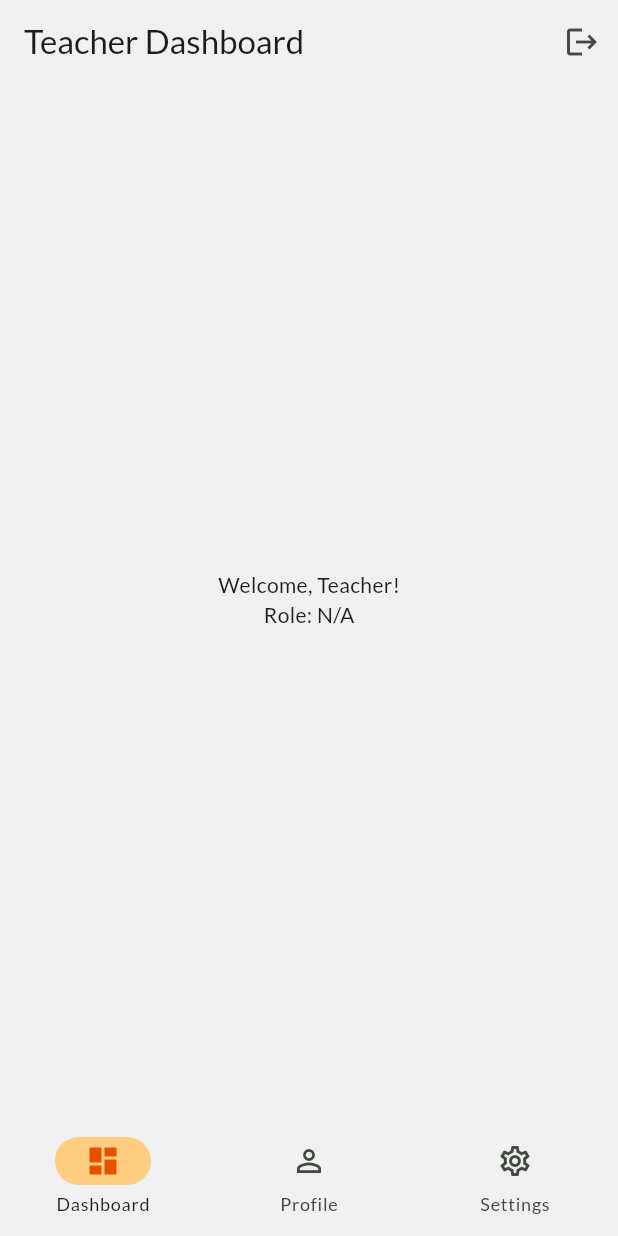
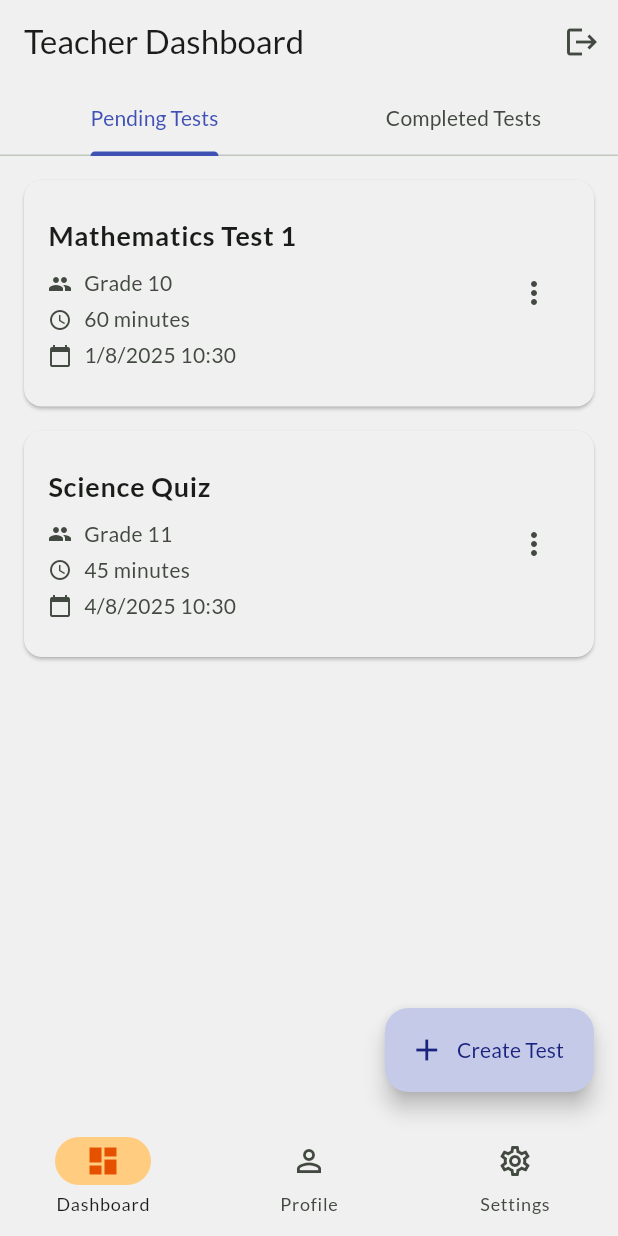
Before and after one commit to EV-OD/testpoint, a Flutter app: the TeacherDashboard screen opened by its route, on a phone screen of 412 x 824 dp. Run offline on Flutter 3.47's test engine with Material 3 defaults, Android fonts, the phone set to English and light mode, and no system bars; our stand-ins replace go_router, google_fonts, shared_preferences; accounts and stored records are empty.

Commit message:
feat: added pending and completed tabs along with fab(to create test) in teacher dashboard

```diff
--- a/lib/features/teacher/screens/teacher_dashboard.dart
+++ b/lib/features/teacher/screens/teacher_dashboard.dart
@@ -5,6 +5,7 @@
 import 'package:testpoint/features/shared/widgets/app_bottom_navigation.dart';
 import 'package:testpoint/features/teacher/screens/teacher_profile_screen.dart';
 import 'package:testpoint/features/teacher/screens/teacher_settings_screen.dart';
+import 'package:testpoint/features/teacher/widgets/test_list_view.dart';
 
 class TeacherDashboard extends StatefulWidget {
   const TeacherDashboard({super.key});
@@ -28,17 +29,53 @@
   }
 
   Widget _buildDashboardContent() {
-    final authProvider = Provider.of<AuthProvider>(context);
-    return Center(
+    return DefaultTabController(
+      length: 2,
       child: Column(
-        mainAxisAlignment: MainAxisAlignment.center,
         children: [
-          Text('Welcome, ${authProvider.currentUser?.name ?? 'Teacher'}!'),
-          Text('Role: ${authProvider.currentUser?.role.toString().split('.').last ?? 'N/A'}'),
-          // TODO: Add tabs for pending and completed tests
-          // TODO: Add FloatingActionButton for test creation
+          const TabBar(
+            tabs: [
+              Tab(text: 'Pending Tests'),
+              Tab(text: 'Completed Tests'),
+            ],
+          ),
+          Expanded(
+            child: TabBarView(
+              children: [
+                _buildTestList(isCompleted: false),
+                _buildTestList(isCompleted: true),
+              ],
+            ),
+          ),
         ],
       ),
+    );
+  }
+
+  Widget _buildTestList({required bool isCompleted}) {
+    // TODO: Replace with actual data from backend
+    final dummyTests = [
+      Test(
+        id: '1',
+        name: 'Mathematics Test 1',
+        group: 'Grade 10',
+        scheduledDate: DateTime.now().add(const Duration(days: 2)),
+        duration: 60,
+        isCompleted: isCompleted,
+      ),
+      Test(
+        id: '2',
+        name: 'Science Quiz',
+        group: 'Grade 11',
+        scheduledDate: DateTime.now().add(const Duration(days: 5)),
+        duration: 45,
+        isCompleted: isCompleted,
+      ),
+    ];
+
+    return TestListView(
+      tests: dummyTests.where((test) => test.isCompleted == isCompleted).toList(),
+      isCompletedTab: isCompleted,
     );
   }
 
@@ -62,6 +99,15 @@
         ],
       ),
       body: _buildSelectedScreen(),
+      floatingActionButton: _selectedItem == NavigationItem.dashboard
+          ? FloatingActionButton.extended(
+              onPressed: () {
+                // TODO: Navigate to create test screen
+              },
+              icon: const Icon(Icons.add),
+              label: const Text('Create Test'),
+            )
+          : null,
       bottomNavigationBar: AppBottomNavigation(
         selectedItem: _selectedItem,
         onItemSelected: (item) {
--- /dev/null
+++ b/lib/features/teacher/widgets/test_list_view.dart
@@ -0,0 +1,127 @@
+import 'package:flutter/material.dart';
+
+// TODO: Replace with actual test model
+class Test {
+  final String id;
+  final String name;
+  final String group;
+  final DateTime scheduledDate;
+  final int duration;
+  final bool isCompleted;
+
+  Test({
+    required this.id,
+    required this.name,
+    required this.group,
+    required this.scheduledDate,
+    required this.duration,
+    this.isCompleted = false,
+  });
+}
+
+class TestListView extends StatelessWidget {
+  final List<Test> tests;
+  final bool isCompletedTab;
+
+  const TestListView({
+    super.key,
+    required this.tests,
+    required this.isCompletedTab,
+  });
+
+  @override
+  Widget build(BuildContext context) {
+    if (tests.isEmpty) {
+      return Center(
+        child: Column(
+          mainAxisAlignment: MainAxisAlignment.center,
+          children: [
+            Icon(
+              isCompletedTab ? Icons.task : Icons.pending_actions,
+              size: 64,
+              color: Theme.of(context).colorScheme.primary.withOpacity(0.5),
+            ),
+            const SizedBox(height: 16),
+            Text(
+              'No ${isCompletedTab ? 'completed' : 'pending'} tests',
+              style: Theme.of(context).textTheme.titleLarge,
+            ),
+          ],
+        ),
+      );
+    }
+
+    return ListView.builder(
+      padding: const EdgeInsets.all(16),
+      itemCount: tests.length,
+      itemBuilder: (context, index) {
+        final test = tests[index];
+        return Card(
+          margin: const EdgeInsets.only(bottom: 16),
+          child: ListTile(
+            contentPadding: const EdgeInsets.all(16),
+            title: Text(
+              test.name,
+              style: const TextStyle(
+                fontWeight: FontWeight.bold,
+                fontSize: 18,
+              ),
+            ),
+            subtitle: Column(
+              crossAxisAlignment: CrossAxisAlignment.start,
+              children: [
+                const SizedBox(height: 8),
+                _buildInfoRow(Icons.group, test.group),
+                const SizedBox(height: 4),
+                _buildInfoRow(
+                  Icons.access_time,
+                  '${test.duration} minutes',
+                ),
+                const SizedBox(height: 4),
+                _buildInfoRow(
+                  Icons.calendar_today,
+                  _formatDate(test.scheduledDate),
+                ),
+              ],
+            ),
+            trailing: !isCompletedTab
+                ? PopupMenuButton(
+                    itemBuilder: (context) => [
+                      const PopupMenuItem(
+                        value: 'edit',
+                        child: Text('Edit'),
+                      ),
+                      const PopupMenuItem(
+                        value: 'preview',
+                        child: Text('Preview'),
+                      ),
+                    ],
+                    onSelected: (value) {
+                      // TODO: Implement edit and preview functionality
+                    },
+                  )
+                : null,
+            onTap: () {
+              // TODO: Navigate to test details
+            },
+          ),
+        );
+      },
+    );
+  }
+
+  Widget _buildInfoRow(IconData icon, String text) {
+    return Row(
+      children: [
+        Icon(icon, size: 16),
+        const SizedBox(width: 8),
+        Text(text),
+      ],
+    );
+  }
+
+  String _formatDate(DateTime date) {
+    // TODO: Use a proper date formatting library
+    return '${date.day}/${date.month}/${date.year} ${date.hour}:${date.minute.toString().padLeft(2, '0')}';
+  }
+}
```
Also changed, not shown: lib/features/teacher/models/test_model.dart (added), lib/features/teacher/screens/create_test_screen.dart (added), lib/features/teacher/widgets/create_test_fab.dart (added), lib/features/teacher/widgets/test_list.dart (added).
